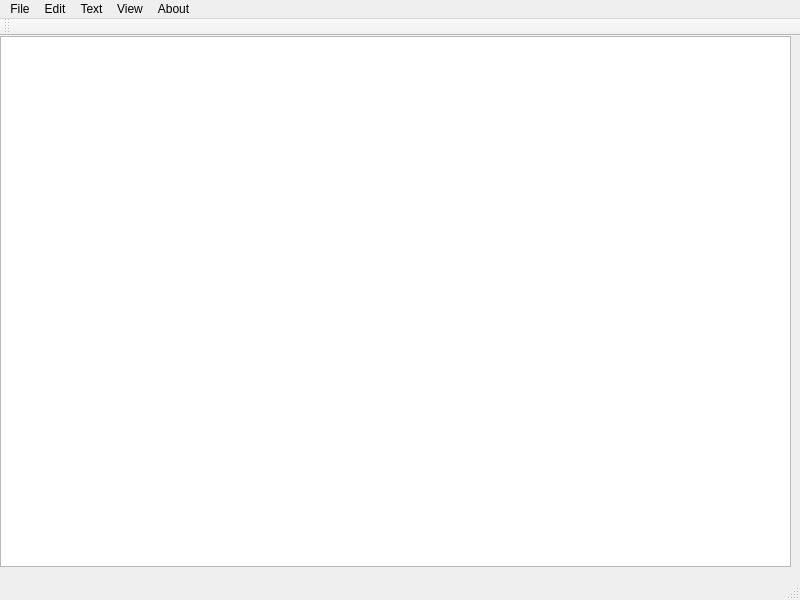
Old version of the form mainwindow.ui in the repository abrr-fhyz/ShN-Editor_Windows.
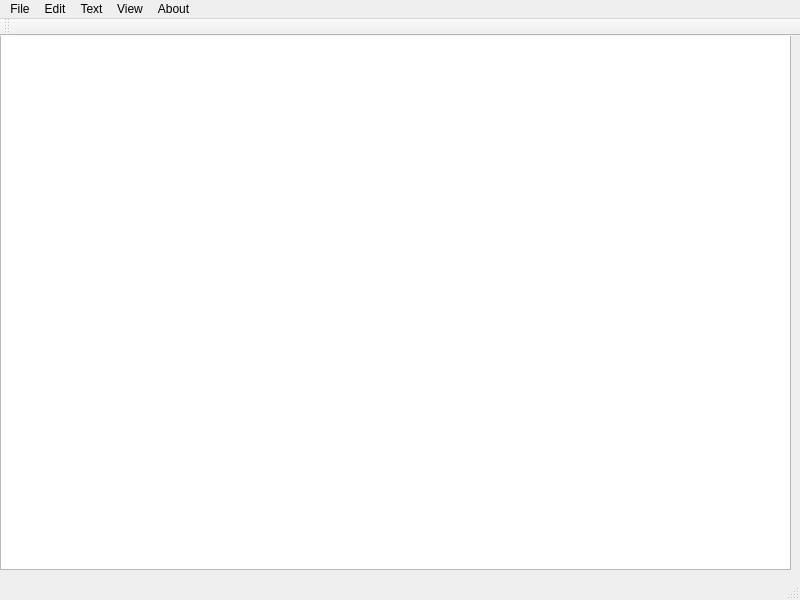
New version of the form.

What changed in the file:
```diff
--- a/mainwindow.ui
+++ b/mainwindow.ui
@@ -18,9 +18,9 @@
     <property name="geometry">
      <rect>
       <x>0</x>
-      <y>0</y>
+      <y>-7</y>
       <width>791</width>
-      <height>531</height>
+      <height>541</height>
      </rect>
     </property>
    </widget>
```
Left out of the diff: 9 changed lines with no effect on the pictures.
